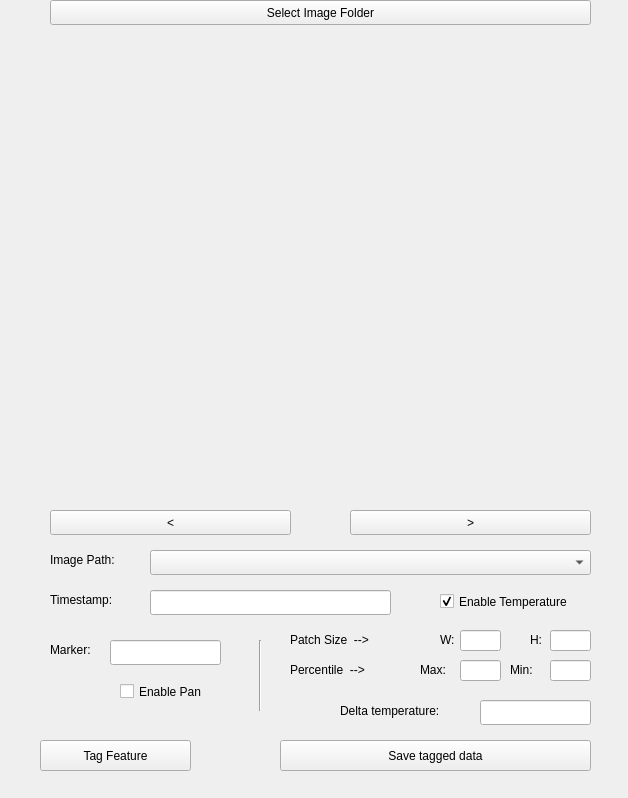
Before: the Qt Designer form windows/thermliteQc.ui in sensehawk/qgis_plugin, drawn with Qt 5.
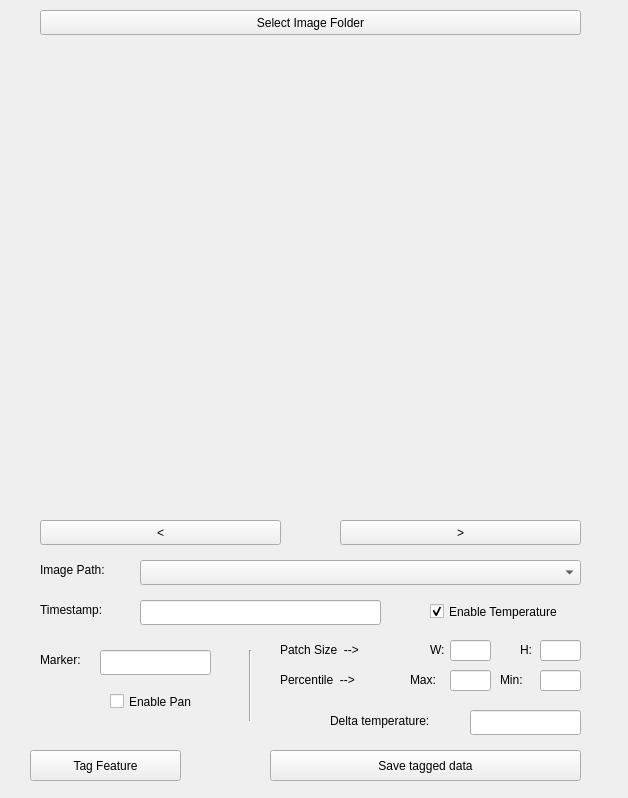
After: the same form once the commit is applied.

Patch:
```diff
--- a/windows/thermliteQc.ui
+++ b/windows/thermliteQc.ui
@@ -1,7 +1,7 @@
 <?xml version="1.0" encoding="UTF-8"?>
 <ui version="4.0">
- <class>LoadSaveWidget</class>
- <widget class="QDockWidget" name="LoadSaveWidget">
+ <class>Form</class>
+ <widget class="QWidget" name="Form">
   <property name="geometry">
    <rect>
     <x>0</x>
@@ -10,12 +10,6 @@
     <height>798</height>
    </rect>
   </property>
-  <property name="sizePolicy">
-   <sizepolicy hsizetype="Expanding" vsizetype="Expanding">
-    <horstretch>0</horstretch>
-    <verstretch>0</verstretch>
-   </sizepolicy>
-  </property>
   <property name="minimumSize">
    <size>
     <width>628</width>
@@ -31,49 +25,57 @@
   <property name="windowTitle">
    <string/>
   </property>
-  <widget class="QWidget" name="dockWidgetContents">
-   <widget class="QPushButton" name="folder_path">
-    <property name="geometry">
-     <rect>
-      <x>50</x>
-      <y>0</y>
-      <width>541</width>
-      <height>25</height>
-     </rect>
-    </property>
-    <property name="text">
-     <string>Select Image Folder</string>
-    </property>
-   </widget>
-   <widget class="QWidget" name="verticalLayoutWidget">
-    <property name="geometry">
-     <rect>
-      <x>50</x>
-      <y>40</y>
-      <width>541</width>
-      <height>451</height>
-     </rect>
-    </property>
-    <layout class="QVBoxLayout" name="image_layout"/>
-   </widget>
-   <widget class="QLabel" name="image_txt">
-    <property name="geometry">
-     <rect>
-      <x>50</x>
-      <y>550</y>
-      <width>81</width>
-      <height>20</height>
-     </rect>
-    </property>
-    <property name="text">
-     <string>Image Path:</string>
-    </property>
-   </widget>
    <widget class="QLineEdit" name="marker_info">
     <property name="geometry">
      <rect>
-      <x>110</x>
+     <x>100</x>
+     <y>650</y>
+     <width>111</width>
+     <height>25</height>
+    </rect>
+   </property>
+   <property name="readOnly">
+    <bool>true</bool>
+   </property>
+  </widget>
+  <widget class="QLineEdit" name="temp_patch_x">
+   <property name="geometry">
+    <rect>
+     <x>450</x>
       <y>640</y>
+     <width>41</width>
+     <height>21</height>
+    </rect>
+   </property>
+  </widget>
+  <widget class="QLabel" name="patch_y">
+   <property name="geometry">
+    <rect>
+     <x>520</x>
+     <y>640</y>
+     <width>16</width>
+     <height>20</height>
+    </rect>
+   </property>
+   <property name="text">
+    <string>H:</string>
+   </property>
+  </widget>
+  <widget class="QLineEdit" name="temp_patch_y">
+   <property name="geometry">
+    <rect>
+     <x>540</x>
+     <y>640</y>
+     <width>41</width>
+     <height>21</height>
+    </rect>
+   </property>
+  </widget>
+  <widget class="QLineEdit" name="delta_temp">
+   <property name="geometry">
+    <rect>
+     <x>470</x>
+     <y>710</y>
       <width>111</width>
       <height>25</height>
      </rect>
@@ -82,11 +84,47 @@
      <bool>true</bool>
     </property>
    </widget>
+  <widget class="QLineEdit" name="max_percentile">
+   <property name="geometry">
+    <rect>
+     <x>450</x>
+     <y>670</y>
+     <width>41</width>
+     <height>21</height>
+    </rect>
+   </property>
+  </widget>
+  <widget class="QLabel" name="max_percentile_text">
+   <property name="geometry">
+    <rect>
+     <x>410</x>
+     <y>670</y>
+     <width>31</width>
+     <height>20</height>
+    </rect>
+   </property>
+   <property name="text">
+    <string>Max:</string>
+   </property>
+  </widget>
+  <widget class="QPushButton" name="save_tagged_data">
+   <property name="geometry">
+    <rect>
+     <x>270</x>
+     <y>750</y>
+     <width>311</width>
+     <height>31</height>
+    </rect>
+   </property>
+   <property name="text">
+    <string>Save tagged data</string>
+   </property>
+  </widget>
    <widget class="QLabel" name="marker_txt">
     <property name="geometry">
      <rect>
-      <x>50</x>
-      <y>640</y>
+     <x>40</x>
+     <y>650</y>
       <width>51</width>
       <height>20</height>
      </rect>
@@ -95,11 +133,24 @@
      <string>Marker:</string>
     </property>
    </widget>
+  <widget class="QLabel" name="temp_patch_txt">
+   <property name="geometry">
+    <rect>
+     <x>280</x>
+     <y>640</y>
+     <width>101</width>
+     <height>20</height>
+    </rect>
+   </property>
+   <property name="text">
+    <string>Patch Size  --&gt;</string>
+   </property>
+  </widget>
    <widget class="QPushButton" name="nxt_img">
     <property name="geometry">
      <rect>
-      <x>350</x>
-      <y>510</y>
+     <x>340</x>
+     <y>520</y>
       <width>241</width>
       <height>25</height>
      </rect>
@@ -111,60 +162,21 @@
    <widget class="QCheckBox" name="pan_toggle">
     <property name="geometry">
      <rect>
-      <x>120</x>
-      <y>680</y>
-      <width>101</width>
-      <height>23</height>
-     </rect>
-    </property>
-    <property name="text">
-     <string>Enable Pan</string>
-    </property>
-   </widget>
-   <widget class="QPushButton" name="tag_button">
-    <property name="geometry">
-     <rect>
-      <x>40</x>
-      <y>740</y>
-      <width>151</width>
-      <height>31</height>
-     </rect>
-    </property>
-    <property name="text">
-     <string>Tag Feature</string>
-    </property>
-   </widget>
-   <widget class="QLineEdit" name="delta_temp">
-    <property name="geometry">
-     <rect>
-      <x>480</x>
-      <y>700</y>
-      <width>111</width>
-      <height>25</height>
-     </rect>
-    </property>
-    <property name="readOnly">
-     <bool>true</bool>
-    </property>
-   </widget>
-   <widget class="QLabel" name="temp_txt">
-    <property name="geometry">
-     <rect>
-      <x>340</x>
+     <x>110</x>
       <y>690</y>
-      <width>131</width>
-      <height>41</height>
+     <width>101</width>
+     <height>23</height>
      </rect>
     </property>
     <property name="text">
-     <string>Delta temperature:</string>
+    <string>Enable Pan</string>
     </property>
    </widget>
    <widget class="QCheckBox" name="temperature_toggle">
     <property name="geometry">
      <rect>
-      <x>440</x>
-      <y>590</y>
+     <x>430</x>
+     <y>600</y>
       <width>161</width>
       <height>23</height>
      </rect>
@@ -176,80 +188,24 @@
      <bool>true</bool>
     </property>
    </widget>
-   <widget class="QLineEdit" name="temp_patch_x">
+  <widget class="QLabel" name="temp_txt">
     <property name="geometry">
      <rect>
-      <x>460</x>
-      <y>630</y>
-      <width>41</width>
-      <height>21</height>
-     </rect>
-    </property>
-   </widget>
-   <widget class="QLineEdit" name="temp_patch_y">
-    <property name="geometry">
-     <rect>
-      <x>550</x>
-      <y>630</y>
-      <width>41</width>
-      <height>21</height>
-     </rect>
-    </property>
-   </widget>
-   <widget class="QLabel" name="temp_patch_txt">
-    <property name="geometry">
-     <rect>
-      <x>290</x>
-      <y>630</y>
-      <width>101</width>
-      <height>20</height>
-     </rect>
-    </property>
+     <x>330</x>
+     <y>700</y>
+     <width>131</width>
+     <height>41</height>
+    </rect>
+   </property>
     <property name="text">
-     <string>Patch Size  --&gt;</string>
-    </property>
-   </widget>
-   <widget class="QLabel" name="patch_x">
-    <property name="geometry">
-     <rect>
-      <x>440</x>
-      <y>630</y>
-      <width>16</width>
-      <height>20</height>
-     </rect>
-    </property>
-    <property name="text">
-     <string>W:</string>
-    </property>
-   </widget>
-   <widget class="QLabel" name="patch_y">
-    <property name="geometry">
-     <rect>
-      <x>530</x>
-      <y>630</y>
-      <width>16</width>
-      <height>20</height>
-     </rect>
-    </property>
-    <property name="text">
-     <string>H:</string>
+    <string>Delta temperature:</string>
     </property>
    </widget>
    <widget class="QLineEdit" name="min_percentile">
     <property name="geometry">
      <rect>
-      <x>550</x>
-      <y>660</y>
-      <width>41</width>
-      <height>21</height>
-     </rect>
-    </property>
-   </widget>
-   <widget class="QLineEdit" name="max_percentile">
-    <property name="geometry">
-     <rect>
-      <x>460</x>
-      <y>660</y>
+     <x>540</x>
+     <y>670</y>
       <width>41</width>
       <height>21</height>
      </rect>
@@ -258,8 +214,8 @@
    <widget class="QLabel" name="percentile_text">
     <property name="geometry">
      <rect>
-      <x>290</x>
-      <y>660</y>
+     <x>280</x>
+     <y>670</y>
       <width>101</width>
       <height>20</height>
      </rect>
@@ -268,37 +224,45 @@
      <string>Percentile  --&gt;</string>
     </property>
    </widget>
-   <widget class="QLabel" name="max_percentile_text">
+  <widget class="QPushButton" name="tag_button">
     <property name="geometry">
      <rect>
-      <x>420</x>
-      <y>660</y>
-      <width>31</width>
-      <height>20</height>
+     <x>30</x>
+     <y>750</y>
+     <width>151</width>
+     <height>31</height>
      </rect>
     </property>
     <property name="text">
-     <string>Max:</string>
-    </property>
-   </widget>
-   <widget class="QLabel" name="min_percentile_text">
+    <string>Tag Feature</string>
+   </property>
+  </widget>
+  <widget class="QComboBox" name="current_loaded_img">
     <property name="geometry">
      <rect>
-      <x>510</x>
-      <y>660</y>
-      <width>31</width>
-      <height>20</height>
-     </rect>
-    </property>
-    <property name="text">
-     <string>Min:</string>
-    </property>
+     <x>140</x>
+     <y>560</y>
+     <width>441</width>
+     <height>25</height>
+    </rect>
+   </property>
+  </widget>
+  <widget class="QWidget" name="verticalLayoutWidget">
+   <property name="geometry">
+    <rect>
+     <x>40</x>
+     <y>50</y>
+     <width>541</width>
+     <height>451</height>
+    </rect>
+   </property>
+   <layout class="QVBoxLayout" name="image_layout"/>
    </widget>
    <widget class="Line" name="line">
     <property name="geometry">
      <rect>
-      <x>250</x>
-      <y>640</y>
+     <x>240</x>
+     <y>650</y>
       <width>20</width>
       <height>71</height>
      </rect>
@@ -307,24 +271,11 @@
      <enum>Qt::Vertical</enum>
     </property>
    </widget>
-   <widget class="QPushButton" name="previous_img">
-    <property name="geometry">
-     <rect>
-      <x>50</x>
-      <y>510</y>
-      <width>241</width>
-      <height>25</height>
-     </rect>
-    </property>
-    <property name="text">
-     <string>&lt;</string>
-    </property>
-   </widget>
    <widget class="QLabel" name="timestamp_label">
     <property name="geometry">
      <rect>
-      <x>50</x>
-      <y>590</y>
+     <x>40</x>
+     <y>600</y>
       <width>81</width>
       <height>20</height>
      </rect>
@@ -333,11 +284,50 @@
      <string>Timestamp:</string>
     </property>
    </widget>
+  <widget class="QPushButton" name="folder_path">
+   <property name="geometry">
+    <rect>
+     <x>40</x>
+     <y>10</y>
+     <width>541</width>
+     <height>25</height>
+    </rect>
+   </property>
+   <property name="text">
+    <string>Select Image Folder</string>
+   </property>
+  </widget>
+  <widget class="QLabel" name="patch_x">
+   <property name="geometry">
+    <rect>
+     <x>430</x>
+     <y>640</y>
+     <width>16</width>
+     <height>20</height>
+    </rect>
+   </property>
+   <property name="text">
+    <string>W:</string>
+   </property>
+  </widget>
+  <widget class="QPushButton" name="previous_img">
+   <property name="geometry">
+    <rect>
+     <x>40</x>
+     <y>520</y>
+     <width>241</width>
+     <height>25</height>
+    </rect>
+   </property>
+   <property name="text">
+    <string>&lt;</string>
+   </property>
+  </widget>
    <widget class="QLineEdit" name="timestamp">
     <property name="geometry">
      <rect>
-      <x>150</x>
-      <y>590</y>
+     <x>140</x>
+     <y>600</y>
       <width>241</width>
       <height>25</height>
      </rect>
@@ -346,29 +336,31 @@
      <bool>true</bool>
     </property>
    </widget>
-   <widget class="QPushButton" name="save_tagged_data">
+  <widget class="QLabel" name="min_percentile_text">
     <property name="geometry">
      <rect>
-      <x>280</x>
-      <y>740</y>
-      <width>311</width>
-      <height>31</height>
+     <x>500</x>
+     <y>670</y>
+     <width>31</width>
+     <height>20</height>
      </rect>
     </property>
     <property name="text">
-     <string>Save tagged data</string>
-    </property>
-   </widget>
-   <widget class="QComboBox" name="current_loaded_img">
+    <string>Min:</string>
+   </property>
+  </widget>
+  <widget class="QLabel" name="image_txt">
     <property name="geometry">
      <rect>
-      <x>150</x>
-      <y>550</y>
-      <width>441</width>
-      <height>25</height>
-     </rect>
-    </property>
-   </widget>
+     <x>40</x>
+     <y>560</y>
+     <width>81</width>
+     <height>20</height>
+    </rect>
+   </property>
+   <property name="text">
+    <string>Image Path:</string>
+   </property>
   </widget>
  </widget>
  <resources/>
```
Left out of the diff: 8 changed lines with no effect on the pictures. Lines whose indentation alone changed are shown as unchanged.
